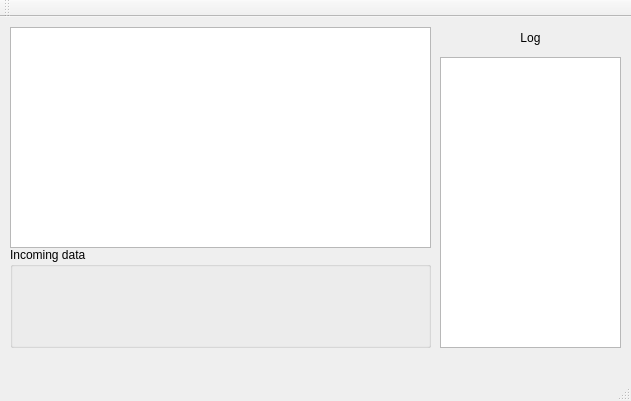
Qt form mainwindow.ui (sas26031962/Sqlite_Example0) before a commit.
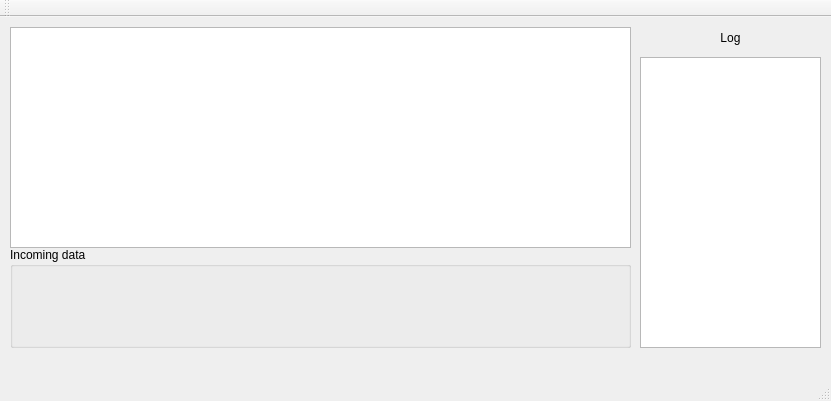
The same form after that commit.

```diff
--- a/mainwindow.ui
+++ b/mainwindow.ui
@@ -6,7 +6,7 @@
    <rect>
     <x>0</x>
     <y>0</y>
-    <width>631</width>
+    <width>831</width>
     <height>401</height>
    </rect>
   </property>
@@ -19,7 +19,7 @@
      <rect>
       <x>10</x>
       <y>10</y>
-      <width>421</width>
+      <width>621</width>
       <height>221</height>
      </rect>
     </property>
@@ -27,7 +27,7 @@
    <widget class="QLabel" name="labelLogCaption">
     <property name="geometry">
      <rect>
-      <x>440</x>
+      <x>640</x>
       <y>10</y>
       <width>181</width>
       <height>21</height>
@@ -43,7 +43,7 @@
    <widget class="QTextBrowser" name="textBrowserLog">
     <property name="geometry">
      <rect>
-      <x>440</x>
+      <x>640</x>
       <y>40</y>
       <width>181</width>
       <height>291</height>
@@ -55,7 +55,7 @@
      <rect>
       <x>10</x>
       <y>230</y>
-      <width>421</width>
+      <width>621</width>
       <height>101</height>
      </rect>
     </property>
```
Left out of the diff: 2 changed lines with no effect on the pictures.
